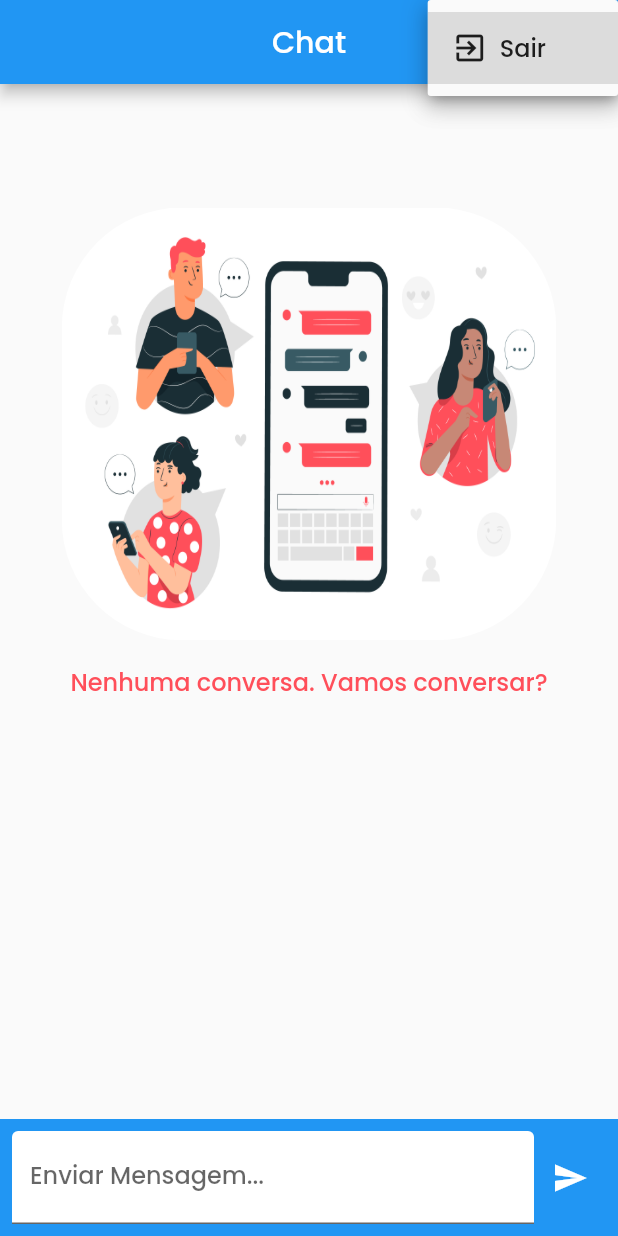
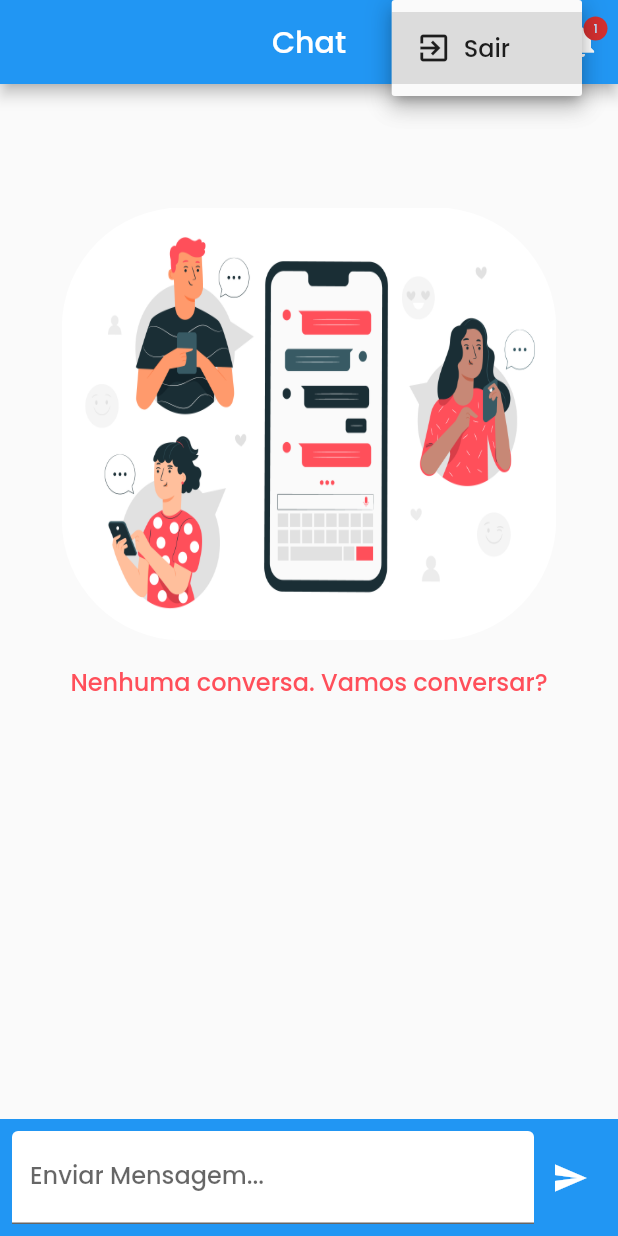
Before and after one commit to jermelterzi/chat_app, a Flutter app: the screen it shows after launch, after a tap on the "more vert" icon, on a phone screen of 412 x 824 dp. Run offline on Flutter 3.47's test engine with Material 2 defaults, Android fonts, the phone set to English and light mode, and no system bars; our stand-ins replace image_picker; accounts and stored records are empty.

```diff
--- a/lib/pages/chat_page.dart
+++ b/lib/pages/chat_page.dart
@@ -1,6 +1,9 @@
+import 'package:chat/pages/notification_page.dart';
+import 'package:chat/services/notification/chat_notification_service.dart';
 import 'package:chat/widgets/messages.dart';
 import 'package:chat/widgets/new_messages.dart';
 import 'package:flutter/material.dart';
+import 'package:provider/provider.dart';
 
 class ChatPage extends StatelessWidget {
   const ChatPage({Key? key}) : super(key: key);
@@ -12,11 +15,11 @@ class ChatPage extends StatelessWidget {
         title: const Text('Chat'),
         centerTitle: true,
         actions: [
-          DropdownButton(
+          DropdownButtonHideUnderline(
+            child: DropdownButton(
               items: [
                 DropdownMenuItem(
                   value: 'logout',
-                child: Container(
                   child: Row(
                     children: const [
                       Icon(
@@ -30,13 +33,43 @@ class ChatPage extends StatelessWidget {
                     ],
                   ),
                 ),
-              ),
               ],
               icon: Icon(
                 Icons.more_vert,
                 color: Theme.of(context).primaryIconTheme.color,
               ),
               onChanged: (value) {},
+            ),
+          ),
+          Padding(
+            padding: const EdgeInsets.only(top: 4.0),
+            child: Stack(
+              children: [
+                IconButton(
+                  onPressed: () {
+                    Navigator.of(context).push(
+                      MaterialPageRoute(
+                          builder: (ctx) => const NotificationPage()),
+                    );
+                  },
+                  icon: const Icon(Icons.notifications),
+                ),
+                Provider.of<ChatNotificationService>(context).itemsCount > 0
+                    ? Positioned(
+                        top: 7,
+                        right: 7,
+                        child: CircleAvatar(
+                          maxRadius: 8,
+                          backgroundColor: Colors.red.shade700,
+                          child: Text(
+                            '${Provider.of<ChatNotificationService>(context).itemsCount}',
+                            style: const TextStyle(fontSize: 8),
+                          ),
+                        ),
+                      )
+                    : Container(),
+              ],
+            ),
           ),
         ],
       ),
```
Also changed, not shown: lib/pages/notification_page.dart (added, +27 -0 lines). Lines whose indentation alone changed are shown as unchanged.
